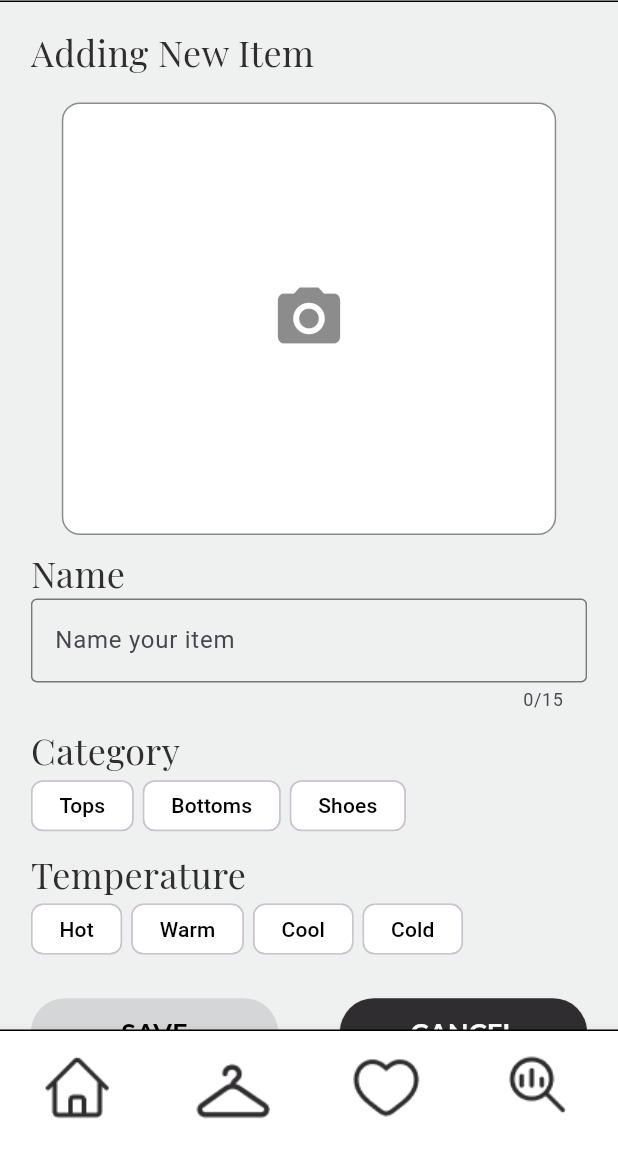
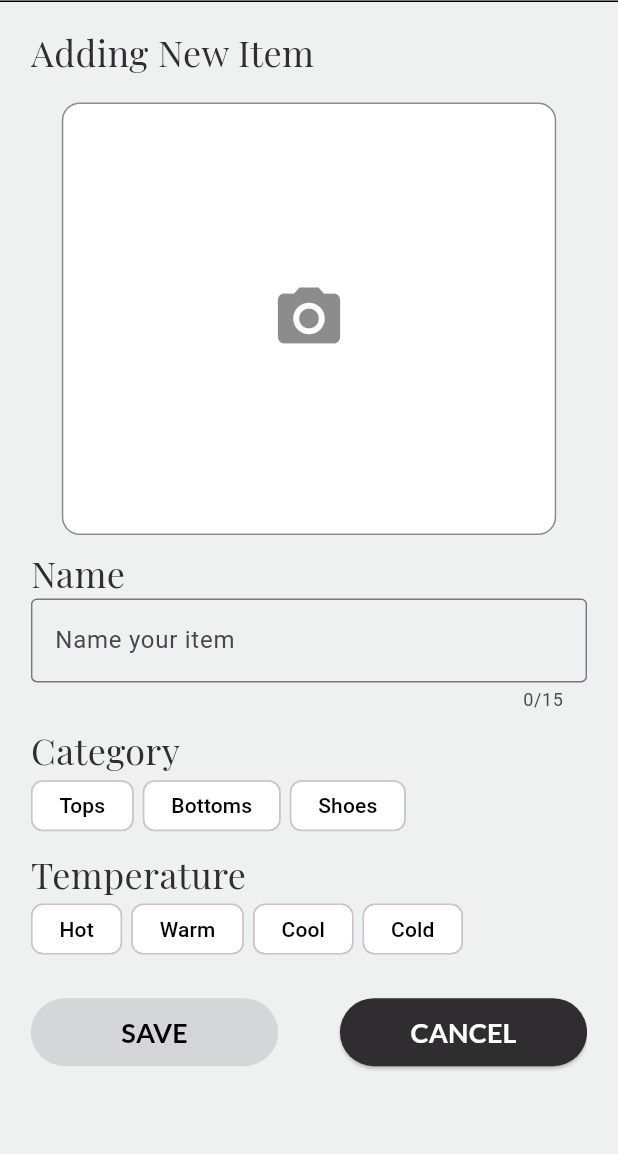
Before and after one commit to Stefania-P11/SWE-Project, a Flutter app: the AddItemScreen screen opened directly, on a phone screen of 412 x 824 dp, the part 82-1236 px from its top. Run offline on Flutter 3.47's test engine with Material 3 defaults, Android fonts, the phone set to English and light mode, and no system bars; our stand-ins replace cloud_firestore, firebase_core, google_fonts; accounts and stored records are empty.

Commit message:
Hid the bottom navigation bar from the Upload Item Screen
The user is only on this screen for a very short time (while they add the item details) so no need to display the navigation bar. They are on this screen with a purpose and once they hit Save, they will navigate away. If they no longer wish to upload an item, they can hit the back button or click cancel and they will go back to the Closet Screen

```diff
--- a/lib/screens/add_item_screen.dart
+++ b/lib/screens/add_item_screen.dart
@@ -182,7 +182,7 @@ class _AddItemScreenState extends State<AddItemScreen> {
               ),
             ],
           ),
-            SizedBox(height: screenHeight * 0.02),
+            SizedBox(height: screenHeight * 0.1),
                   ],
 
                 ),
@@ -192,7 +192,7 @@ class _AddItemScreenState extends State<AddItemScreen> {
 
         ],
       ),
-      bottomNavigationBar: const CustomNavBar(),
+      // bottomNavigationBar: const CustomNavBar(), HID THIS TO SAVE SCREEN SPACE
     );
   }
 }
```
